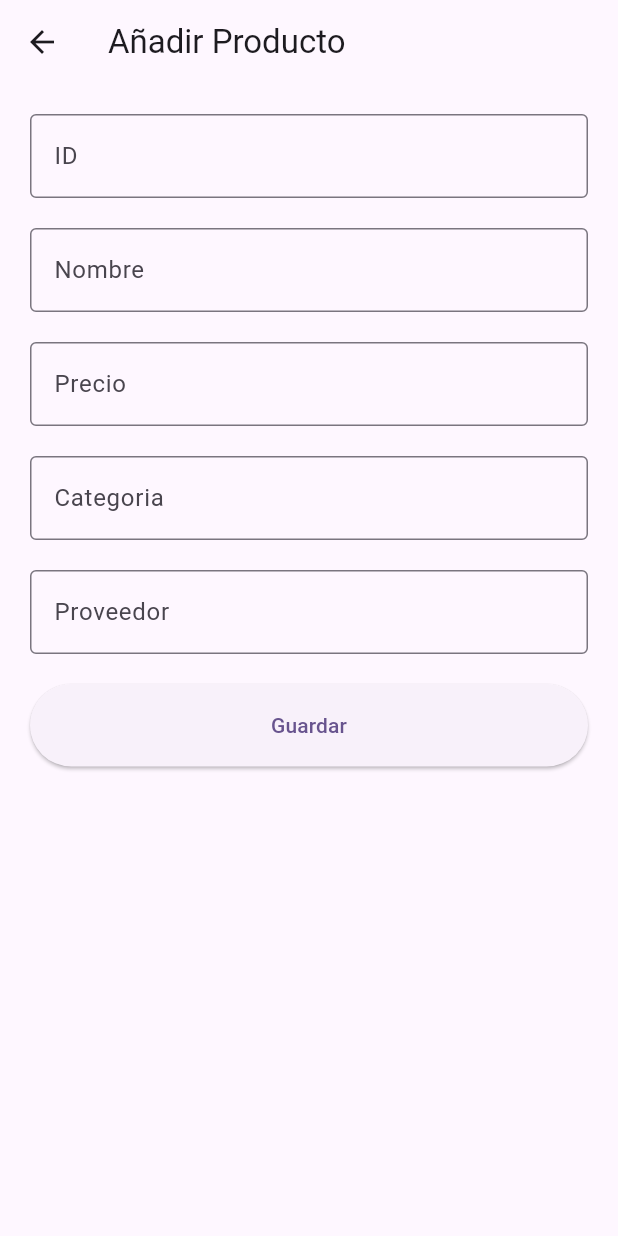
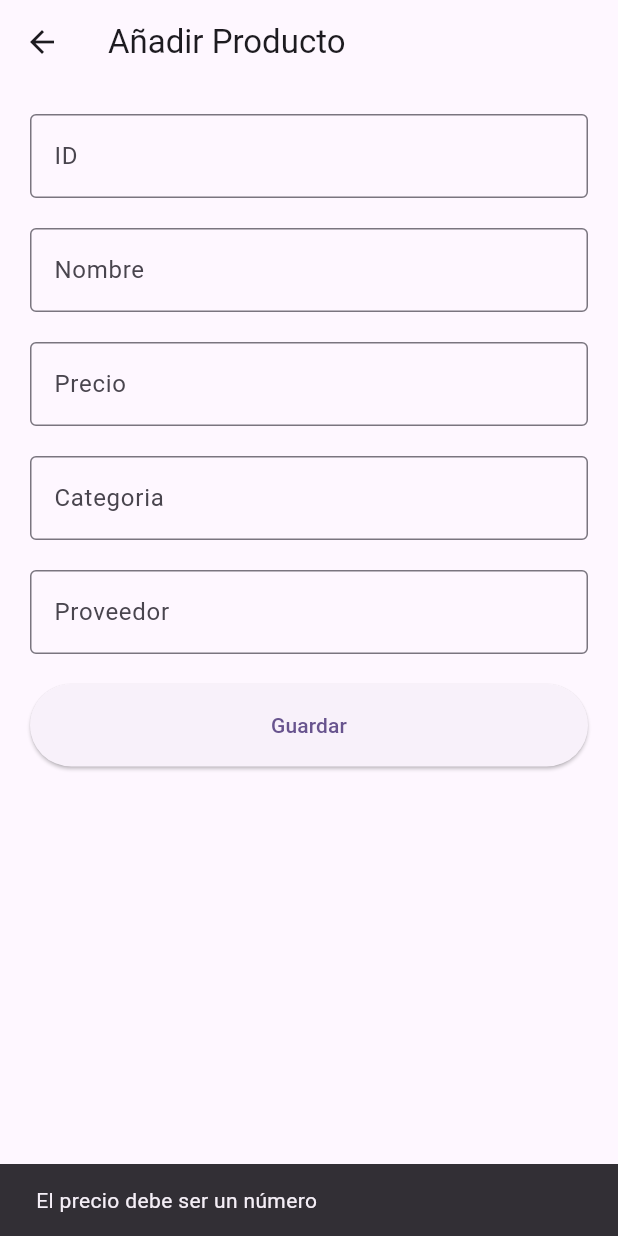
Before and after one commit to NugetDePatto/Punto-de-Venta-Chaviriano, a Flutter app: the AgregarProductoView screen opened directly, after a tap on "Guardar", on a phone screen of 412 x 824 dp. Run offline on Flutter 3.47's test engine with Material 3 defaults, Android fonts, the light colour scheme and no system bars; our stand-ins replace hive, hive_flutter; accounts and stored records are empty.

Commit message:
fix precio

```diff
--- a/lib/controlador/categorias_controlador.dart
+++ b/lib/controlador/categorias_controlador.dart
@@ -0,0 +1 @@
+class CategoriaControlador {}
--- a/lib/controlador/productos_controlador.dart
+++ b/lib/controlador/productos_controlador.dart
@@ -11,9 +11,9 @@ class ProductosControlador {
       return 'El producto ya existe';
     }
 
-    // if (double.tryParse(precio) == null) {
-    //   return 'El precio debe ser un número';
-    // }
+    if (double.tryParse(precio) == null) {
+      return 'El precio debe ser un número';
+    }
 
     if (id.isEmpty ||
         nombre.isEmpty ||
@@ -28,7 +28,7 @@ class ProductosControlador {
       Producto(
         id: id,
         nombre: nombre,
-        precio: precio,
+        precio: double.parse(precio),
         categoria: categoria,
         proveedor: proveedor,
       ),
@@ -43,9 +43,9 @@ class ProductosControlador {
       return 'El producto no existe';
     }
 
-    // if (double.tryParse(precio) == null) {
-    //   return 'El precio debe ser un número';
-    // }
+    if (double.tryParse(precio) == null) {
+      return 'El precio debe ser un número';
+    }
 
     if (id.isEmpty ||
         nombre.isEmpty ||
--- a/lib/modelo/categoria_modelo.dart
+++ b/lib/modelo/categoria_modelo.dart
@@ -0,0 +1,6 @@
+class Categoria {
+  String id;
+  String nombre;
+
+  Categoria({required this.id, required this.nombre});
+}
--- a/lib/modelo/fila_venta_modelo.dart
+++ b/lib/modelo/fila_venta_modelo.dart
@@ -1,12 +1,8 @@
 import 'package:hive/hive.dart';
 
-@HiveType(typeId: 1)
 class FilaVenta {
-  @HiveField(0)
   String idProducto;
-  @HiveField(1)
   int cantidad;
-  @HiveField(2)
   double subtotal;
 
   FilaVenta({
--- a/lib/modelo/producto_modelo.dart
+++ b/lib/modelo/producto_modelo.dart
@@ -1,16 +1,10 @@
 import 'package:hive/hive.dart';
 
-@HiveType(typeId: 0)
 class Producto {
-  @HiveField(0)
   String id;
-  @HiveField(1)
   String nombre;
-  @HiveField(2)
   double precio;
-  @HiveField(3)
   String categoria;
-  @HiveField(4)
   String proveedor;
 
   Producto({
--- a/lib/vista/productos/añadir_productos_view.dart
+++ b/lib/vista/productos/añadir_productos_view.dart
@@ -74,7 +74,7 @@ class _AgregarProductoViewState extends State<AgregarProductoView> {
                   String mensaje = ProductosControlador().agregarProducto(
                     idController.text,
                     nombreController.text,
-                    double.parse(precioController.text),
+                    precioController.text,
                     categoriaController.text,
                     proveedorController.text,
                   );
--- a/lib/vista/productos/editar_productos_view.dart
+++ b/lib/vista/productos/editar_productos_view.dart
@@ -91,7 +91,7 @@ class _EditarProductosViewState extends State<EditarProductosView> {
                 String mensaje = productosControlador.editarProducto(
                   idController.text,
                   nombreController.text,
-                  double.parse(precioController.text),
+                  precioController.text,
                   categoriaController.text,
                   proveedorController.text,
                 );
@@ -106,7 +106,7 @@ class _EditarProductosViewState extends State<EditarProductosView> {
               },
               child: const Text('Editar'),
             ),
-            const SizedBox(height: 10),
+            const SizedBox(height: 15),
             ElevatedButton(
               onPressed: () {
                 // Aquí se debería guardar el producto
```
Also changed, not shown: lib/controlador/ventas_controlador.dart (+51 -1 lines), lib/main.dart (+12 -0 lines), lib/modelo/venta_modelo.dart (+3 -8 lines), lib/vista/categorias/categorias_view.dart (+7 -1 lines), 1 other file.
